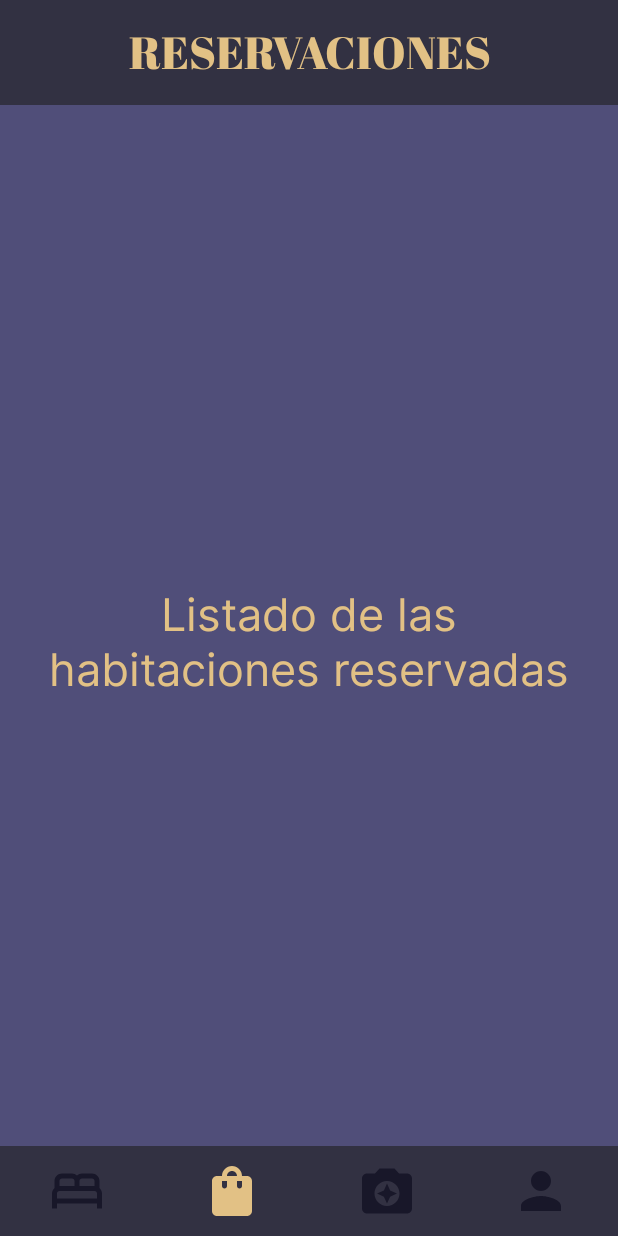
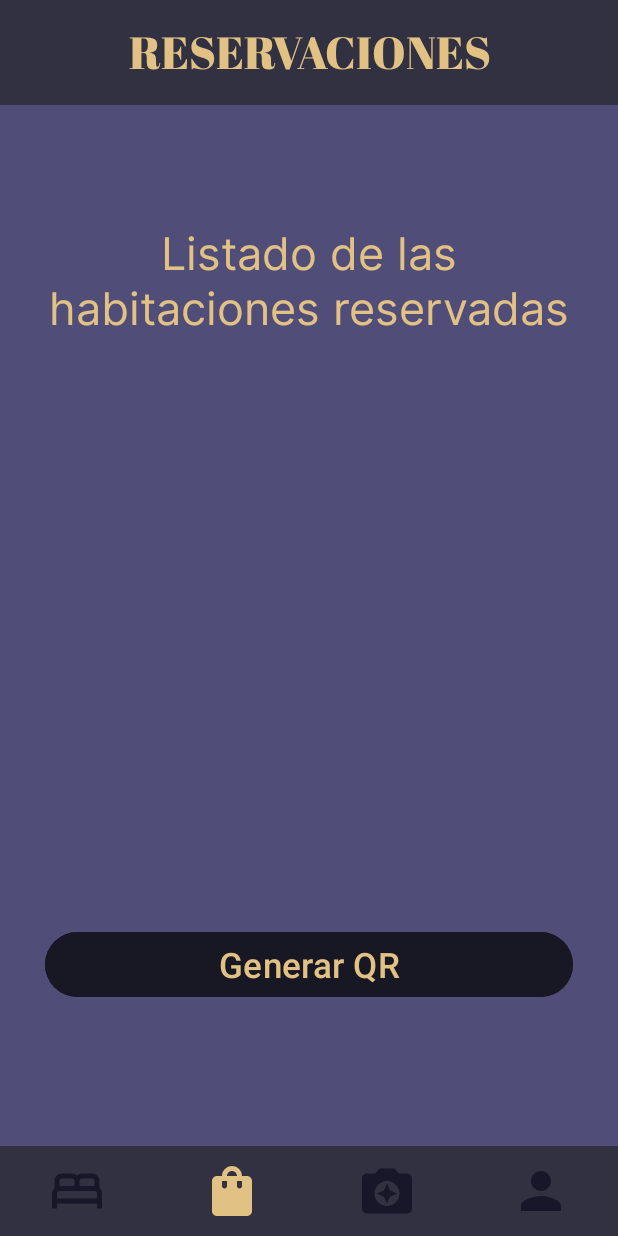
Before and after one commit to Ferkhan/feridem-android, an Android app: the BarraNavegacionActivity screen opened directly, with no data from a screen before it, item 2 of the bottom bar chosen, on a phone screen of 412 x 824 dp. Run offline under Robolectric (Android 15) with nearby library versions, the phone set to English and light mode, and no system bars; libraries missing offline, so code that uses them is left out: com.journeyapps.barcodescanner.

```diff
--- a/app/src/main/java/com/feridem/android/interfazdatos/BaseHabitaciones.java
+++ b/app/src/main/java/com/feridem/android/interfazdatos/BaseHabitaciones.java
@@ -31,10 +31,10 @@ public class BaseHabitaciones extends GestorBaseDatos {
                 habitacion = new Habitaciones();
                 habitacion.setId(cursorHabitaciones.getInt(0));
                 habitacion.setNombre(cursorHabitaciones.getString(1));
-                habitacion.setDescripcionCorta(cursorHabitaciones.getString(2));
-                habitacion.setDescripcionLarga(cursorHabitaciones.getString(3));
+                habitacion.setDescripcion(cursorHabitaciones.getString(2));
                 habitacion.setPrecio(cursorHabitaciones.getInt(4));
                 habitacion.setHotel(cursorHabitaciones.getString(5));
+                habitacion.setImagen(cursorHabitaciones.getString(6));
                 listaHabitaciones.add(habitacion);
             } while (cursorHabitaciones.moveToNext());
         }
--- a/app/src/main/java/com/feridem/android/interfazdatos/Habitaciones.java
+++ b/app/src/main/java/com/feridem/android/interfazdatos/Habitaciones.java
@@ -1,14 +1,22 @@
 package com.feridem.android.interfazdatos;
 
 public class Habitaciones {
-    private int id;
+    private int id = 10;
     private String nombre;
-
-    private String descripcionCorta;
-    private String descripcionLarga;
+    private String descripcion = "hola";
     private int precio;
     private String hotel;
     private String imagen;
+    private String direccion;
+    public Habitaciones(String nombre, int precio, String hotel, String direccion, String imagen) {
+        this.nombre = nombre;
+        this.precio = precio;
+        this.hotel = hotel;
+        this.direccion = direccion;
+        this.imagen = imagen;
+    }
+
+    public Habitaciones() {}
 
 
     public int getId() {
@@ -27,20 +35,12 @@ public class Habitaciones {
         this.nombre = nombre;
     }
 
-    public String getDescripcionCorta() {
-        return descripcionCorta;
+    public String getDescripcion() {
+        return descripcion;
     }
 
-    public void setDescripcionCorta(String descripcionCorta) {
-        this.descripcionCorta = descripcionCorta;
-    }
-
-    public String getDescripcionLarga() {
-        return descripcionLarga;
-    }
-
-    public void setDescripcionLarga(String descripcionLarga) {
-        this.descripcionLarga = descripcionLarga;
+    public void setDescripcion(String descripcion) {
+        this.descripcion = descripcion;
     }
 
     public int getPrecio() {
@@ -66,4 +66,14 @@ public class Habitaciones {
     public void setImagen(String imagen) {
         this.imagen = imagen;
     }
+
+    public String getDireccion() {
+        return direccion;
+    }
+
+    public void setDireccion(String direccion) {
+        this.direccion = direccion;
+    }
+
+
 }
--- a/app/src/main/java/com/feridem/android/interfazdatos/Usuarios.java
+++ b/app/src/main/java/com/feridem/android/interfazdatos/Usuarios.java
@@ -3,7 +3,6 @@ package com.feridem.android.interfazdatos;
 public class Usuarios {
     private int id;
     private String nombre;
-
     private String correo;
     private String celular;
     private String contrasenia;
--- a/app/src/main/java/com/feridem/android/interfazusuario/BarraNavegacionActivity.java
+++ b/app/src/main/java/com/feridem/android/interfazusuario/BarraNavegacionActivity.java
@@ -5,17 +5,25 @@ import androidx.appcompat.app.AppCompatActivity;
 import androidx.fragment.app.Fragment;
 import androidx.fragment.app.FragmentManager;
 import androidx.fragment.app.FragmentTransaction;
+import androidx.recyclerview.widget.LinearLayoutManager;
+import androidx.recyclerview.widget.RecyclerView;
 
+import android.content.Context;
 import android.content.Intent;
 import android.content.res.ColorStateList;
 import android.os.Bundle;
+import android.util.Log;
 import android.view.MenuItem;
 import android.widget.Button;
 
 //import com.feridem.android.databinding.ActivityMainBinding;
 import com.feridem.android.R;
+import com.feridem.android.interfazdatos.Habitaciones;
+import com.feridem.android.logicanegocio.AdaptadorLista;
 import com.google.android.material.bottomnavigation.BottomNavigationView;
 import com.google.android.material.navigation.NavigationBarView;
+
+import java.util.ArrayList;
 
 
 public class BarraNavegacionActivity extends AppCompatActivity {
@@ -27,6 +35,8 @@ public class BarraNavegacionActivity extends AppCompatActivity {
     FragmentManager gestorFragmento;
     Fragment fragmentoActual;
     Button botonEscanear;
+    ArrayList<Habitaciones> listaHabitaciones = new ArrayList<>();
+    Context contexto = this;
 //    ActivityMainBinding binding;
 
     @Override
@@ -35,9 +45,15 @@ public class BarraNavegacionActivity extends AppCompatActivity {
         setContentView(R.layout.activity_barra_navegacion);
 
         cargarFragmento(hf);
+
+        inicializarRecursos();
+
+
+    }
+
+    private void inicializarRecursos() {
         bn = findViewById(R.id.barraNavegacion);
         bn.setOnItemSelectedListener(itemSeleccionado);
-
 
     }
 
--- a/app/src/main/java/com/feridem/android/interfazusuario/HabitacionFragment.java
+++ b/app/src/main/java/com/feridem/android/interfazusuario/HabitacionFragment.java
@@ -2,15 +2,21 @@ package com.feridem.android.interfazusuario;
 
 import android.os.Bundle;
 
-import androidx.annotation.NonNull;
-import androidx.annotation.Nullable;
 import androidx.fragment.app.Fragment;
+import androidx.recyclerview.widget.LinearLayoutManager;
+import androidx.recyclerview.widget.RecyclerView;
 
+import android.util.Log;
 import android.view.LayoutInflater;
 import android.view.View;
 import android.view.ViewGroup;
 
 import com.feridem.android.R;
+import com.feridem.android.interfazdatos.Habitaciones;
+import com.feridem.android.logicanegocio.AdaptadorLista;
+
+import java.util.ArrayList;
+
 
 /**
  * A simple {@link Fragment} subclass.
@@ -22,6 +28,7 @@ public class HabitacionFragment extends Fragment {
     private static final String ARG_PARAM2 = "param2";
     private String mParam1;
     private String mParam2;
+    ArrayList<Habitaciones> listaHabitaciones = new ArrayList<>();
 
     public HabitacionFragment() {
         // Required empty public constructor
@@ -41,23 +48,36 @@ public class HabitacionFragment extends Fragment {
         args.putString(ARG_PARAM1, param1);
         args.putString(ARG_PARAM2, param2);
         fragment.setArguments(args);
+
+
         return fragment;
     }
 
     @Override
     public void onCreate(Bundle savedInstanceState) {
         super.onCreate(savedInstanceState);
-        if (getArguments() != null) {
-            mParam1 = getArguments().getString(ARG_PARAM1);
-            mParam2 = getArguments().getString(ARG_PARAM2);
-        }
+
+        listaHabitaciones.add(new Habitaciones("Cama doble", 300, "Hotel Hilton Colon", "Av.Amazonas", "hilton_habitacion_deluxe_cama_grande"));
+        listaHabitaciones.add(new Habitaciones("Suite Presidencial", 700, "Hotel Finlandia", "Av.Finlandia", "finlandia_habitacion_doble"));
+        listaHabitaciones.add(new Habitaciones("Cama simple deluxe", 355, "Hotel Hilton Colon", "Av.Amazonas", "hilton_habitacion_deluxe_cama_grande"));
+        listaHabitaciones.add(new Habitaciones("Cama doble acolchada", 100, "Hotel David", "Centro Histórico", "finlandia_habitacion_doble"));
+
+
     }
 
     @Override
     public View onCreateView(LayoutInflater inflater, ViewGroup container,
                              Bundle savedInstanceState) {
         // Inflate the layout for this fragment
-        return inflater.inflate(R.layout.fragment_habitacion, container, false);
+        View vista = inflater.inflate(R.layout.fragment_habitacion, container, false);
+
+        AdaptadorLista adaptadorLista = new AdaptadorLista(listaHabitaciones, getContext());
+        RecyclerView recyclerView = vista.findViewById(R.id.recyclerView);
+        recyclerView.setHasFixedSize(true);
+        recyclerView.setLayoutManager(new LinearLayoutManager(getContext()));
+        recyclerView.setAdapter(adaptadorLista);
+
+        return vista;
     }
 
 //    @Override
--- a/app/src/main/java/com/feridem/android/interfazusuario/ReservacionFragment.java
+++ b/app/src/main/java/com/feridem/android/interfazusuario/ReservacionFragment.java
@@ -1,5 +1,6 @@
 package com.feridem.android.interfazusuario;
 
+import android.graphics.Bitmap;
 import android.os.Bundle;
 
 import androidx.fragment.app.Fragment;
@@ -7,8 +8,15 @@ import androidx.fragment.app.Fragment;
 import android.view.LayoutInflater;
 import android.view.View;
 import android.view.ViewGroup;
+import android.widget.Button;
+import android.widget.ImageView;
 
 import com.feridem.android.R;
+import com.google.zxing.BarcodeFormat;
+import com.google.zxing.MultiFormatWriter;
+import com.google.zxing.WriterException;
+import com.google.zxing.common.BitMatrix;
+import com.journeyapps.barcodescanner.BarcodeEncoder;
 
 /**
  * A simple {@link Fragment} subclass.
@@ -25,7 +33,8 @@ public class ReservacionFragment extends Fragment {
     // TODO: Rename and change types of parameters
     private String mParam1;
     private String mParam2;
-
+    private ImageView imageView;
+    private Button botonGenerar;
     public ReservacionFragment() {
         // Required empty public constructor
     }
@@ -61,6 +70,28 @@ public class ReservacionFragment extends Fragment {
     public View onCreateView(LayoutInflater inflater, ViewGroup container,
                              Bundle savedInstanceState) {
         // Inflate the layout for this fragment
-        return inflater.inflate(R.layout.fragment_reservacion, container, false);
+        View vista = inflater.inflate(R.layout.fragment_reservacion, container, false);
+        imageView = vista.findViewById(R.id.imagen_qr);
+        botonGenerar = vista.findViewById(R.id.boton_generar_codigo);
+        botonGenerar.setOnClickListener(this::generarQR);
+
+
+
+        return vista;
+    }
+
+    private void generarQR(View vista) {
+
+        String reservaInfo = "Nombre de Usuario|Nombre de Habitación|Nombre de Hotel|2023-07-10|2023-07-15|150.00";
+        MultiFormatWriter multiFormatWriter = new MultiFormatWriter();
+        try {
+            BitMatrix bitMatrix = multiFormatWriter.encode(reservaInfo, BarcodeFormat.QR_CODE, 250, 250);
+            BarcodeEncoder barcodeEncoder;
+            barcodeEncoder = new BarcodeEncoder();
+            Bitmap bitmap = barcodeEncoder.createBitmap(bitMatrix);
+            imageView.setImageBitmap(bitmap);
+        } catch (WriterException e) {
+            e.printStackTrace();
+        }
     }
 }
--- /dev/null
+++ b/app/src/main/java/com/feridem/android/logicanegocio/AdaptadorLista.java
@@ -0,0 +1,78 @@
+package com.feridem.android.logicanegocio;
+
+import android.annotation.SuppressLint;
+import android.content.Context;
+import android.util.Log;
+import android.view.LayoutInflater;
+import android.view.View;
+import android.view.ViewGroup;
+import android.widget.ImageView;
+import android.widget.TextView;
+
+import androidx.annotation.NonNull;
+import androidx.recyclerview.widget.RecyclerView;
+
+import com.feridem.android.R;
+import com.feridem.android.interfazdatos.Habitaciones;
+
+
+import java.util.ArrayList;
+
+public class AdaptadorLista extends RecyclerView.Adapter<AdaptadorLista.ViewHolder> {
+    private ArrayList<Habitaciones> listaHabitaciones;
+    private LayoutInflater infladorLayout;
+    private Context contexto;
+
+    public AdaptadorLista(ArrayList<Habitaciones> listaHabitaciones, Context contexto) {
+        this.contexto = contexto;
+        this.infladorLayout = LayoutInflater.from(contexto);
+        this.listaHabitaciones = listaHabitaciones;
+    }
+
+    @NonNull
+    @Override
+    public ViewHolder onCreateViewHolder(@NonNull ViewGroup parent, int viewType) {
+        View vista = infladorLayout.inflate(R.layout.lista_habitaciones, null);
+        return new ViewHolder(vista);
+    }
+
+    @Override
+    public void onBindViewHolder(@NonNull ViewHolder holder, final int position) {
+        holder.bindData(listaHabitaciones.get(position));
+    }
+
+
+    public void setHabitaciones(ArrayList<Habitaciones> habitaciones ) { listaHabitaciones = habitaciones; }
+
+
+    @Override
+    public int getItemCount() {
+        return listaHabitaciones.size();
+    }
+
+    public class ViewHolder extends RecyclerView.ViewHolder {
+        ImageView imagenHabitacion;
+        TextView nombreHabitacion, nombreHotel, direccionHotel, precioHabitacion;
+
+        ViewHolder(View vistaItem) {
+            super(vistaItem);
+            nombreHabitacion    = vistaItem.findViewById(R.id.nombre_habitacion);
+            nombreHotel         = vistaItem.findViewById(R.id.nombre_hotel);
+            direccionHotel      = vistaItem.findViewById(R.id.direccion_habitacion);
+            imagenHabitacion    = vistaItem.findViewById(R.id.imagen_habitacion);
+            precioHabitacion    = vistaItem.findViewById(R.id.precio_habitacion);
+        }
+
+
+        void bindData(Habitaciones item) {
+            int imagenResource = contexto.getResources().getIdentifier(item.getImagen(), "drawable", contexto.getPackageName());
+            String formatoPrecio = "$" + item.getPrecio();
+            imagenHabitacion.setImageResource(imagenResource);
+            nombreHabitacion.setText(item.getNombre());
+            nombreHotel.setText(item.getHotel());
+            precioHabitacion.setText(formatoPrecio);
+            direccionHotel.setText(item.getDireccion());
+        }
+    }
+
+}
--- a/app/src/main/res/layout/fragment_reservacion.xml
+++ b/app/src/main/res/layout/fragment_reservacion.xml
@@ -39,8 +39,33 @@
             app:layout_constraintBottom_toBottomOf="parent"
             app:layout_constraintEnd_toEndOf="parent"
             app:layout_constraintStart_toStartOf="parent"
-            app:layout_constraintTop_toTopOf="parent" />
+            app:layout_constraintTop_toTopOf="parent"
+            app:layout_constraintVertical_bias="0.05"
+            />
 
     </androidx.constraintlayout.widget.ConstraintLayout>
 
+    <ImageView
+        android:id="@+id/imagen_qr"
+        android:layout_width="250dp"
+        android:layout_height="250dp"
+        app:layout_constraintBottom_toBottomOf="parent"
+        app:layout_constraintEnd_toEndOf="parent"
+        app:layout_constraintStart_toStartOf="parent"
+        app:layout_constraintTop_toTopOf="parent"
+        app:layout_constraintVertical_bias="0.6"
+
+        android:contentDescription="TODO" />
+
+    <Button
+        android:id="@+id/boton_generar_codigo"
+        style="@style/botonPrincipal"
+        android:text="Generar QR"
+        app:layout_constraintBottom_toBottomOf="parent"
+        app:layout_constraintEnd_toEndOf="parent"
+        app:layout_constraintStart_toStartOf="parent"
+        app:layout_constraintTop_toTopOf="parent"
+        android:layout_margin="30dp"
+        app:layout_constraintVertical_bias="0.9" />
+
 </androidx.constraintlayout.widget.ConstraintLayout>
```
Also changed, not shown: app/src/main/java/com/feridem/android/logicanegocio/AdaptadorHabitaciones.java (deleted, +0 -74 lines), app/src/main/res/layout/fragment_habitacion.xml (+2 -6 lines), app/src/main/res/layout/lista_habitaciones.xml (+8 -6 lines), app/src/main/res/drawable/david_habitacion_individual.jpg (added), app/src/main/res/drawable/finlandia_habitacion_doble.jpg (renamed from app/src/main/res/drawable/finlandia_habitacion_doble.png), app/src/main/res/drawable/finlandia_habitacion_individual.jpg (added), app/src/main/res/drawable/h9d_habitacion_cama_grande.jpg (added), app/src/main/res/drawable/h9d_habitacion_doble_deluxe.jpg (added), app/src/main/res/drawable/hilton_habitacion_deluxe_cama_grande.jpg (added), app/src/main/res/drawable/hilton_suite_premium_executive.jpg (added), 1 other file.
